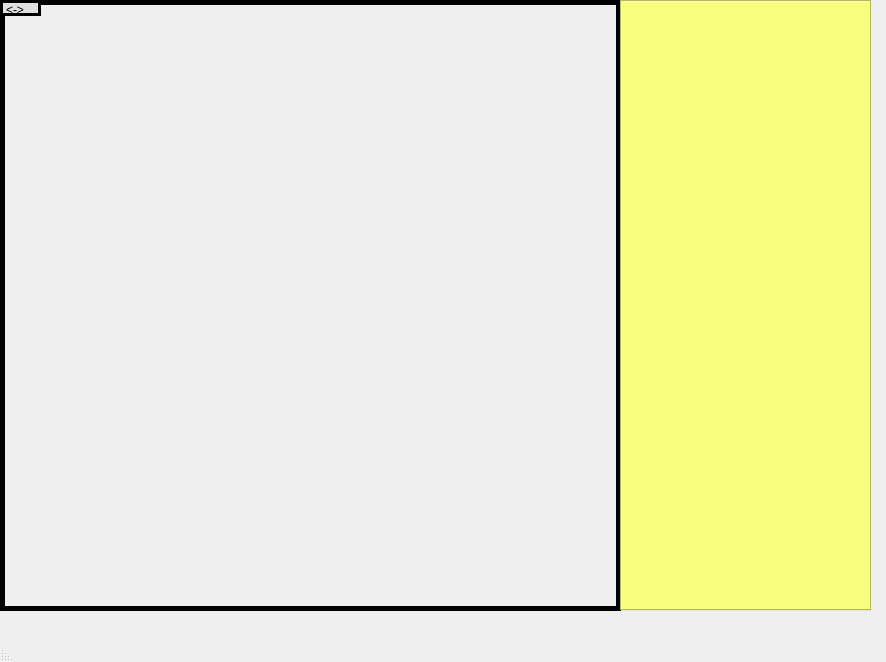
Mohamed-ShehabEldin/flake-sreacher-overlay, file flake_searcher/ui/main_window.ui: the form before one commit.
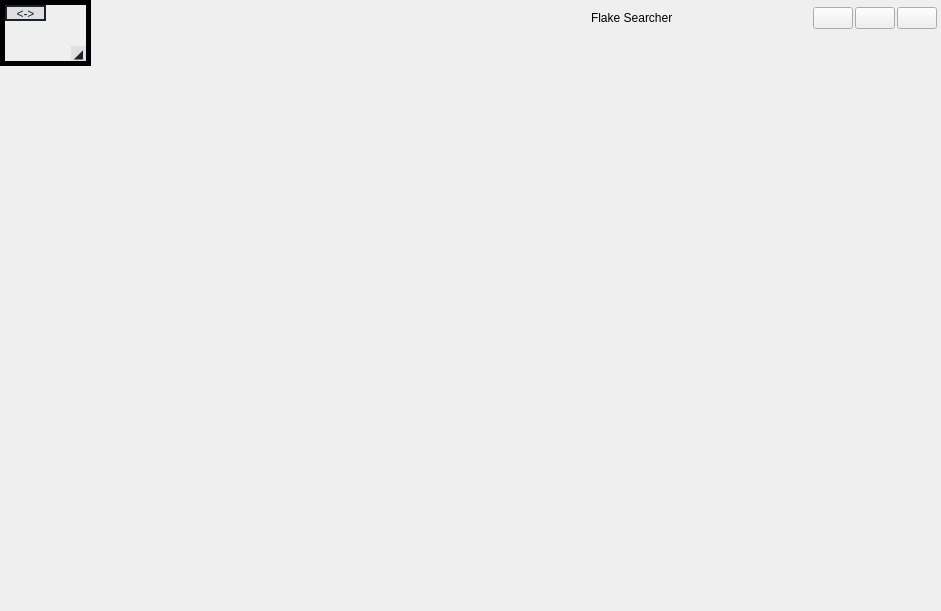
The form after the commit.

Commit message: Build responsive overlay and manual controls

```diff
--- a/flake_searcher/ui/main_window.ui
+++ b/flake_searcher/ui/main_window.ui
@@ -2,108 +2,133 @@
 <ui version="4.0">
  <class>MainWindow</class>
  <widget class="QMainWindow" name="MainWindow">
-  <property name="enabled">
-   <bool>true</bool>
-  </property>
   <property name="geometry">
-   <rect>
-    <x>0</x>
-    <y>0</y>
-    <width>886</width>
-    <height>662</height>
-   </rect>
+   <rect><x>0</x><y>0</y><width>941</width><height>611</height></rect>
   </property>
-  <property name="sizePolicy">
-   <sizepolicy hsizetype="Expanding" vsizetype="Expanding">
-    <horstretch>0</horstretch>
-    <verstretch>0</verstretch>
-   </sizepolicy>
-  </property>
-  <property name="windowTitle">
-   <string>MainWindow</string>
-  </property>
-  <property name="layoutDirection">
-   <enum>Qt::RightToLeft</enum>
-  </property>
+  <property name="windowTitle"><string>Flake Searcher Overlay</string></property>
+  <property name="layoutDirection"><enum>Qt::LeftToRight</enum></property>
   <widget class="QWidget" name="centralwidget">
-   <widget class="QFrame" name="image_frame">
-    <property name="geometry">
-     <rect>
-      <x>0</x>
-      <y>0</y>
-      <width>621</width>
-      <height>611</height>
-     </rect>
-    </property>
-    <property name="cursor">
-     <cursorShape>SizeFDiagCursor</cursorShape>
-    </property>
-    <property name="frameShape">
-     <enum>QFrame::Box</enum>
-    </property>
-    <property name="frameShadow">
-     <enum>QFrame::Plain</enum>
-    </property>
-    <property name="lineWidth">
-     <number>5</number>
-    </property>
-    <widget class="QLabel" name="move_mark_2">
-     <property name="geometry">
-      <rect>
-       <x>0</x>
-       <y>0</y>
-       <width>41</width>
-       <height>16</height>
-      </rect>
-     </property>
-     <property name="cursor">
-      <cursorShape>SizeAllCursor</cursorShape>
-     </property>
-     <property name="styleSheet">
-      <string notr="true">background-color: rgb(224, 224, 224);</string>
-     </property>
-     <property name="frameShape">
-      <enum>QFrame::Box</enum>
-     </property>
-     <property name="frameShadow">
-      <enum>QFrame::Plain</enum>
-     </property>
-     <property name="lineWidth">
-      <number>3</number>
-     </property>
-     <property name="text">
-      <string>&lt;-&gt;</string>
-     </property>
-     <property name="wordWrap">
-      <bool>false</bool>
-     </property>
-    </widget>
-   </widget>
-   <widget class="QTabWidget" name="all_tabWidget">
-    <property name="geometry">
-     <rect>
-      <x>620</x>
-      <y>0</y>
-      <width>251</width>
-      <height>611</height>
-     </rect>
-    </property>
-    <property name="styleSheet">
-     <string notr="true">background-color: rgb(249, 255, 125);</string>
-    </property>
-   </widget>
+   <layout class="QHBoxLayout" name="main_layout">
+    <property name="sizeConstraint"><enum>QLayout::SetNoConstraint</enum></property>
+    <property name="spacing"><number>0</number></property>
+    <property name="leftMargin"><number>0</number></property>
+    <property name="topMargin"><number>0</number></property>
+    <property name="rightMargin"><number>0</number></property>
+    <property name="bottomMargin"><number>0</number></property>
+    <item alignment="Qt::AlignLeft|Qt::AlignTop">
+     <widget class="QFrame" name="image_frame">
+      <property name="minimumSize"><size><width>46</width><height>46</height></size></property>
+      <property name="sizePolicy">
+       <sizepolicy hsizetype="Fixed" vsizetype="Fixed"><horstretch>0</horstretch><verstretch>0</verstretch></sizepolicy>
+      </property>
+      <property name="frameShape"><enum>QFrame::Box</enum></property>
+      <property name="frameShadow"><enum>QFrame::Plain</enum></property>
+      <property name="lineWidth"><number>5</number></property>
+      <layout class="QGridLayout" name="frame_handle_layout">
+       <property name="spacing"><number>0</number></property>
+       <property name="leftMargin"><number>0</number></property>
+       <property name="topMargin"><number>0</number></property>
+       <property name="rightMargin"><number>0</number></property>
+       <property name="bottomMargin"><number>0</number></property>
+       <item row="0" column="0" alignment="Qt::AlignLeft|Qt::AlignTop">
+        <widget class="QLabel" name="move_mark_2">
+         <property name="minimumSize"><size><width>41</width><height>16</height></size></property>
+         <property name="maximumSize"><size><width>41</width><height>16</height></size></property>
+         <property name="cursor"><cursorShape>SizeAllCursor</cursorShape></property>
+         <property name="accessibleName"><string>Move overlay</string></property>
+         <property name="toolTip"><string>Drag to move the overlay</string></property>
+         <property name="styleSheet"><string notr="true">background-color: rgb(224, 224, 224); color: rgb(25, 35, 45);</string></property>
+         <property name="frameShape"><enum>QFrame::Box</enum></property>
+         <property name="frameShadow"><enum>QFrame::Plain</enum></property>
+         <property name="lineWidth"><number>2</number></property>
+         <property name="text"><string>&lt;-&gt;</string></property>
+         <property name="alignment"><set>Qt::AlignCenter</set></property>
+        </widget>
+       </item>
+       <item row="0" column="1">
+        <spacer name="frame_horizontal_spacer">
+         <property name="orientation"><enum>Qt::Horizontal</enum></property>
+         <property name="sizeHint" stdset="0"><size><width>40</width><height>1</height></size></property>
+        </spacer>
+       </item>
+       <item row="1" column="0">
+        <spacer name="frame_vertical_spacer">
+         <property name="orientation"><enum>Qt::Vertical</enum></property>
+         <property name="sizeHint" stdset="0"><size><width>1</width><height>40</height></size></property>
+        </spacer>
+       </item>
+       <item row="1" column="1" alignment="Qt::AlignRight|Qt::AlignBottom">
+        <widget class="QLabel" name="resize_handle">
+         <property name="minimumSize"><size><width>15</width><height>15</height></size></property>
+         <property name="maximumSize"><size><width>15</width><height>15</height></size></property>
+         <property name="cursor"><cursorShape>SizeFDiagCursor</cursorShape></property>
+         <property name="accessibleName"><string>Resize capture frame</string></property>
+         <property name="toolTip"><string>Drag to resize the microscope capture frame</string></property>
+         <property name="styleSheet"><string notr="true">background-color: rgb(224, 224, 224); color: rgb(25, 35, 45);</string></property>
+         <property name="text"><string>◢</string></property>
+         <property name="alignment"><set>Qt::AlignCenter</set></property>
+        </widget>
+       </item>
+      </layout>
+     </widget>
+    </item>
+    <item>
+     <widget class="QFrame" name="control_panel">
+      <property name="minimumSize"><size><width>300</width><height>0</height></size></property>
+      <property name="maximumSize"><size><width>360</width><height>16777215</height></size></property>
+      <property name="sizePolicy">
+       <sizepolicy hsizetype="Preferred" vsizetype="Expanding"><horstretch>0</horstretch><verstretch>1</verstretch></sizepolicy>
+      </property>
+      <property name="frameShape"><enum>QFrame::NoFrame</enum></property>
+      <layout class="QVBoxLayout" name="control_panel_layout">
+       <property name="spacing"><number>0</number></property>
+       <property name="leftMargin"><number>0</number></property>
+       <property name="topMargin"><number>0</number></property>
+       <property name="rightMargin"><number>0</number></property>
+       <property name="bottomMargin"><number>0</number></property>
+       <item>
+        <widget class="QWidget" name="window_header">
+         <property name="minimumSize"><size><width>0</width><height>36</height></size></property>
+         <property name="maximumSize"><size><width>16777215</width><height>36</height></size></property>
+         <property name="accessibleName"><string>Window header</string></property>
+         <layout class="QHBoxLayout" name="window_header_layout">
+          <property name="spacing"><number>2</number></property>
+          <property name="leftMargin"><number>10</number></property>
+          <property name="topMargin"><number>3</number></property>
+          <property name="rightMargin"><number>4</number></property>
+          <property name="bottomMargin"><number>3</number></property>
+          <item>
+           <widget class="QLabel" name="window_title_label">
+            <property name="text"><string>Flake Searcher</string></property>
+            <property name="accessibleName"><string>Flake Searcher window title</string></property>
+           </widget>
+          </item>
+          <item>
+           <spacer name="header_spacer">
+            <property name="orientation"><enum>Qt::Horizontal</enum></property>
+            <property name="sizeHint" stdset="0"><size><width>20</width><height>20</height></size></property>
+           </spacer>
+          </item>
+          <item><widget class="QPushButton" name="minimize_btn"/></item>
+          <item><widget class="QPushButton" name="maximize_restore_btn"/></item>
+          <item><widget class="QPushButton" name="close_btn"/></item>
+         </layout>
+        </widget>
+       </item>
+       <item>
+        <widget class="QTabWidget" name="all_tabWidget">
+         <property name="sizePolicy">
+          <sizepolicy hsizetype="Expanding" vsizetype="Ignored"><horstretch>1</horstretch><verstretch>1</verstretch></sizepolicy>
+         </property>
+         <property name="minimumSize"><size><width>0</width><height>0</height></size></property>
+         <property name="documentMode"><bool>true</bool></property>
+        </widget>
+       </item>
+      </layout>
+     </widget>
+    </item>
+   </layout>
   </widget>
-  <widget class="QMenuBar" name="menubar">
-   <property name="geometry">
-    <rect>
-     <x>0</x>
-     <y>0</y>
-     <width>886</width>
-     <height>26</height>
-    </rect>
-   </property>
-  </widget>
-  <widget class="QStatusBar" name="statusbar"/>
  </widget>
  <resources/>
  <connections/>
```
The commit also changes 8 other files.
